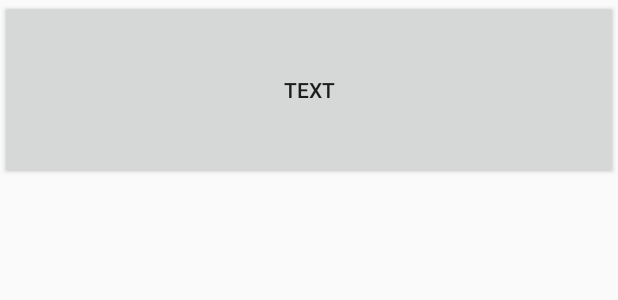
After one commit to Sophon/BeatBox, an Android app: the layout list_item_sound.xml on its own in the app's theme, with its tools: preview values and no code run, on a phone screen of 412 x 824 dp. The commit adds this screen. Shown: the top 300 px of the screen. Run offline under Robolectric (Android 15) with nearby library versions, the phone set to English and light mode, and no system bars.

Commit message:
Create list item layout and its binding

```diff
--- a/app/src/main/java/com/bignerdranch/android/beatbox/MainActivity.kt
+++ b/app/src/main/java/com/bignerdranch/android/beatbox/MainActivity.kt
@@ -6,6 +6,7 @@ import androidx.databinding.DataBindingUtil
 import androidx.recyclerview.widget.GridLayoutManager
 import androidx.recyclerview.widget.RecyclerView
 import com.bignerdranch.android.beatbox.databinding.ActivityMainBinding
+import com.bignerdranch.android.beatbox.databinding.ListItemSoundBinding
 
 class MainActivity : AppCompatActivity() {
 
@@ -25,5 +26,6 @@ class MainActivity : AppCompatActivity() {
 
     //=====
 
-
+    private inner class SoundHolder(private val binding: ListItemSoundBinding)
+        : RecyclerView.ViewHolder(binding.root) {}
 }
--- /dev/null
+++ b/app/src/main/res/layout/list_item_sound.xml
@@ -0,0 +1,11 @@
+<?xml version="1.0" encoding="utf-8"?>
+
+<layout
+    xmlns:android="http://schemas.android.com/apk/res/android"
+    xmlns:tools="http://schemas.android.com/tools">
+
+    <Button
+        android:layout_width="match_parent"
+        android:layout_height="120dp"
+        android:text="TEXT" />
+</layout>
```
